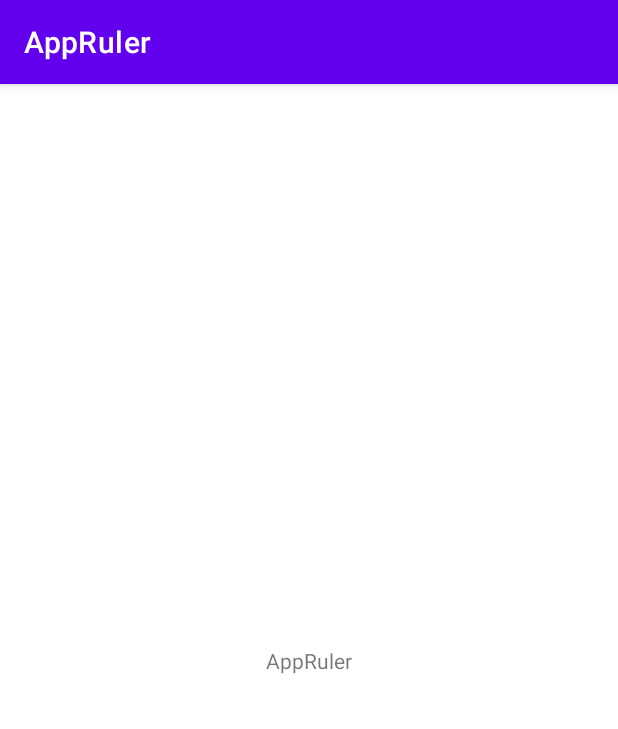
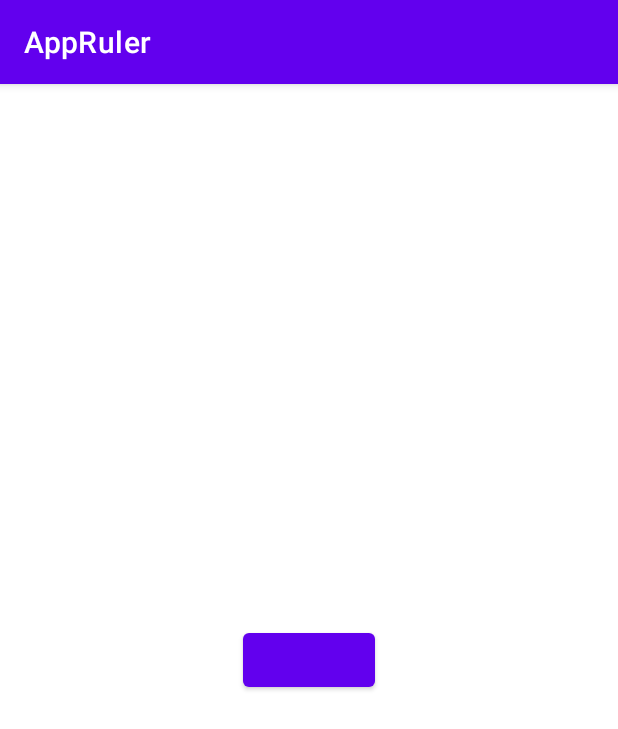
Before and after one commit to janardanborda/MasterSYS, an Android app: the screen it shows after launch (MainActivity), on a phone screen of 412 x 824 dp. Shown: the top 729 px of the screen. Run offline under Robolectric (Android 15) with nearby library versions, the phone set to English and light mode, and no system bars.

Commit message:
change package

```diff
--- a/GeneralCode/build.gradle
+++ b/GeneralCode/build.gradle
@@ -4,13 +4,12 @@ plugins {
 }
 
 android {
-    namespace 'com.code.generalcode'
+    namespace 'com.generalcode'
     compileSdk 33
 
     defaultConfig {
         minSdk 24
         targetSdk 33
-
         testInstrumentationRunner "androidx.test.runner.AndroidJUnitRunner"
         consumerProguardFiles "consumer-rules.pro"
     }
@@ -29,7 +28,6 @@ android {
 }
 
 dependencies {
-
     implementation 'androidx.appcompat:appcompat:1.6.0'
     implementation 'com.google.android.material:material:1.8.0'
     testImplementation 'junit:junit:4.13.2'
--- a/GeneralCode/src/main/java/com/code/generalcode/TestToast.java
+++ b/GeneralCode/src/main/java/com/generalcode/TestToast.java
@@ -1,4 +1,4 @@
-package com.code.generalcode;
+package com.generalcode;
 
 import android.content.Context;
 import android.widget.Toast;
--- a/app/build.gradle
+++ b/app/build.gradle
@@ -30,7 +30,7 @@ android {
 }
 
 dependencies {
-    implementation project(path: ':GeneralCode')
+    implementation project(path:':GeneralCode')
     implementation 'androidx.appcompat:appcompat:1.6.0'
     implementation 'com.google.android.material:material:1.8.0'
     implementation 'androidx.constraintlayout:constraintlayout:2.1.4'
--- a/app/src/main/java/com/code/master/MainActivity.java
+++ b/app/src/main/java/com/code/master/MainActivity.java
@@ -1,10 +1,11 @@
 package com.code.master;
 
 import android.os.Bundle;
+import android.view.View;
 
 import androidx.appcompat.app.AppCompatActivity;
 
-import com.code.generalcode.TestToast;
+import com.generalcode.TestToast;
 
 public class MainActivity extends AppCompatActivity {
 
@@ -12,6 +13,14 @@ public class MainActivity extends AppCompatActivity {
     protected void onCreate(Bundle savedInstanceState) {
         super.onCreate(savedInstanceState);
         setContentView(R.layout.activity_main);
+
         new TestToast().showToast(this, "APP NAME");
+
+        findViewById(R.id.toastShow).setOnClickListener(new View.OnClickListener() {
+            @Override
+            public void onClick(View v) {
+                new TestToast().showToast(MainActivity.this, "APP NAME");
+            }
+        });
     }
 }
--- a/app/src/main/res/layout/activity_main.xml
+++ b/app/src/main/res/layout/activity_main.xml
@@ -1,18 +1,14 @@
 <?xml version="1.0" encoding="utf-8"?>
-<androidx.constraintlayout.widget.ConstraintLayout xmlns:android="http://schemas.android.com/apk/res/android"
-    xmlns:app="http://schemas.android.com/apk/res-auto"
+<LinearLayout xmlns:android="http://schemas.android.com/apk/res/android"
     xmlns:tools="http://schemas.android.com/tools"
     android:layout_width="match_parent"
     android:layout_height="match_parent"
-    tools:context=".MainActivity">
+    tools:context=".MainActivity"
+    android:gravity="center">
 
-    <TextView
+    <Button
+        android:id="@+id/toastShow"
         android:layout_width="wrap_content"
-        android:layout_height="wrap_content"
-        android:text="@string/app_name"
-        app:layout_constraintBottom_toBottomOf="parent"
-        app:layout_constraintEnd_toEndOf="parent"
-        app:layout_constraintStart_toStartOf="parent"
-        app:layout_constraintTop_toTopOf="parent" />
+        android:layout_height="wrap_content"/>
 
-</androidx.constraintlayout.widget.ConstraintLayout>
+</LinearLayout>
--- a/settings.gradle
+++ b/settings.gradle
@@ -12,6 +12,6 @@ dependencyResolutionManagement {
         mavenCentral()
     }
 }
-rootProject.name = "AppRuler"
+rootProject.name = "AppCoding"
 include ':app'
 include ':GeneralCode'
```
